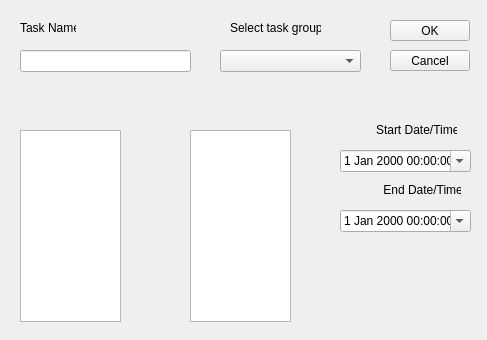
Old version of the form Teeam/addtaskdialog.ui in the repository lorenzo-arena/Teeam.
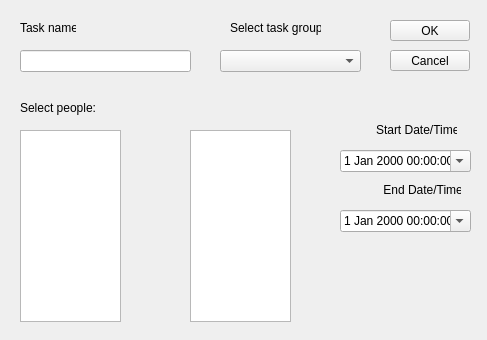
New version of the form. Icons and pictures are not drawn.

Commit message: PeopleList initialization

```diff
--- a/Teeam/addtaskdialog.ui
+++ b/Teeam/addtaskdialog.ui
@@ -23,7 +23,7 @@
     </rect>
    </property>
    <property name="text">
-    <string>Task Name:</string>
+    <string>Task name:</string>
    </property>
   </widget>
   <widget class="QPushButton" name="buttonOk">
@@ -221,6 +221,19 @@
     </rect>
    </property>
   </widget>
+  <widget class="QLabel" name="selectPeoplelabel">
+   <property name="geometry">
+    <rect>
+     <x>20</x>
+     <y>100</y>
+     <width>81</width>
+     <height>16</height>
+    </rect>
+   </property>
+   <property name="text">
+    <string>Select people:</string>
+   </property>
+  </widget>
  </widget>
  <resources>
   <include location="teeamres.qrc"/>
```
Left out of the diff: 6 changed lines with no effect on the pictures. The commit also changes 3 other files.
